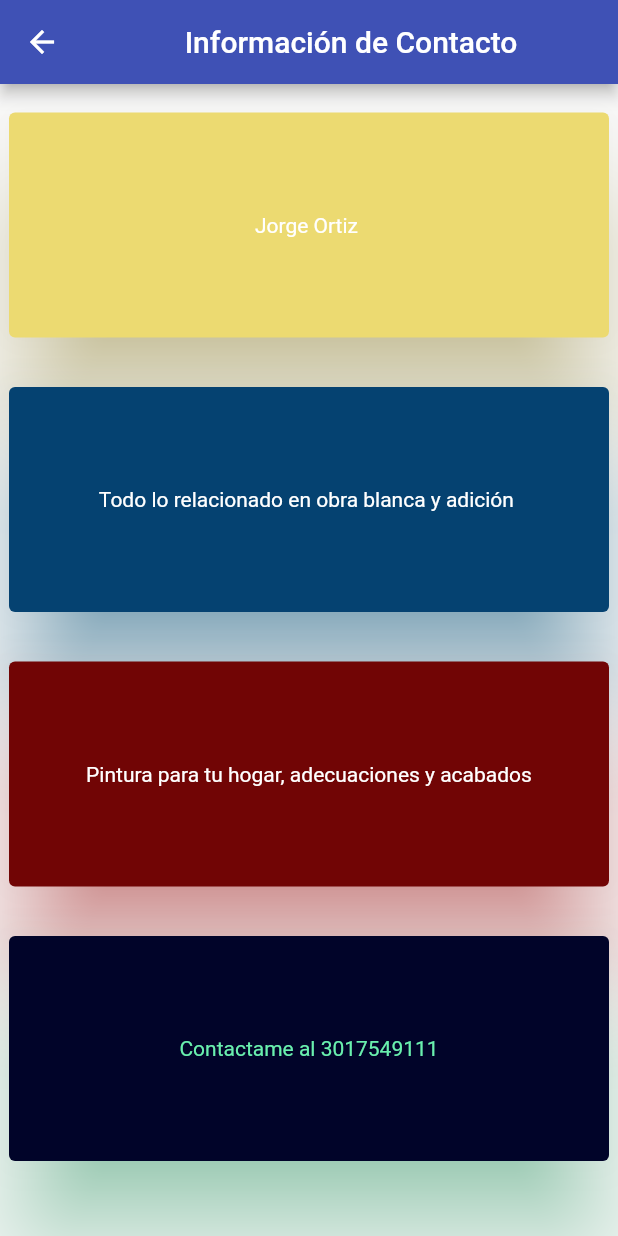
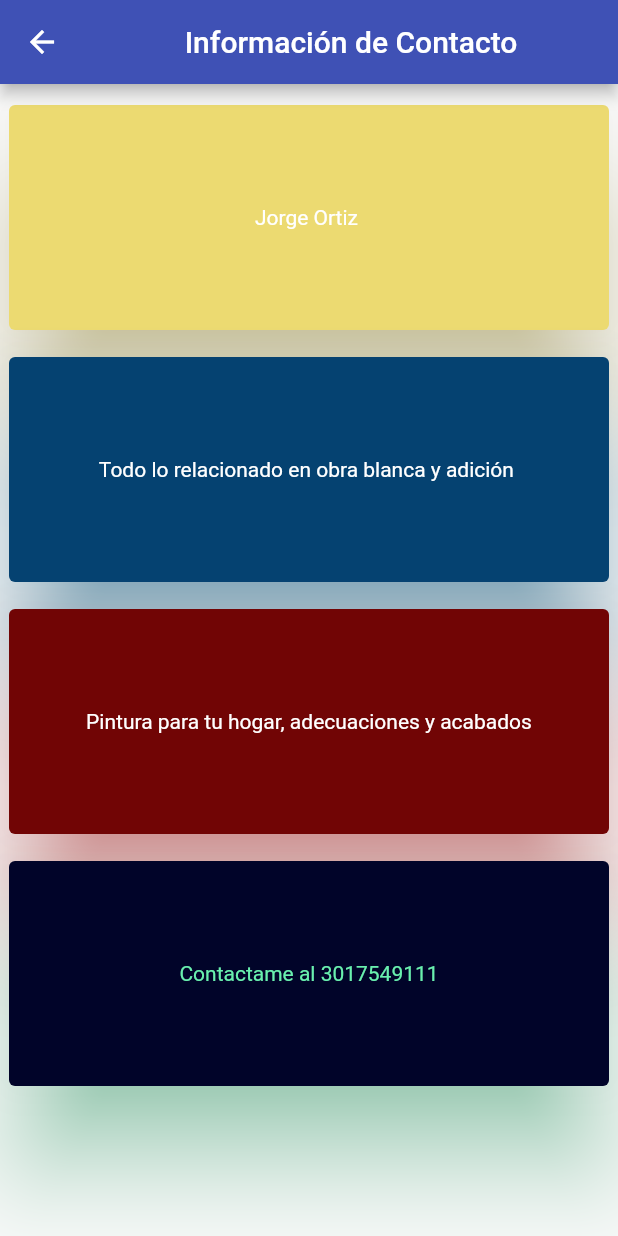
Before and after one commit to DiegoCP17/Entregable1, a Flutter app: the screen it shows after launch, after a tap on "Informacion de Contacto", on a phone screen of 412 x 824 dp. Run offline on Flutter 3.47's test engine with Material 2 defaults, Android fonts, the phone set to English and light mode, and no system bars.

Commit message:
Archivos del Proyecto

```diff
--- a/lib/main.dart
+++ b/lib/main.dart
@@ -1,4 +1,5 @@
 import 'package:flutter/material.dart';
+import 'package:reparacionesjo/ui/home/ImagePage.dart';
 import 'package:reparacionesjo/ui/home/botones_pages.dart';
 import 'package:reparacionesjo/ui/home/Home.Page.dart';
 
@@ -23,7 +24,7 @@ class MyApp extends StatelessWidget {
       routes: {
         'home': (BuildContext context) => HomePage(),
         'botones': (BuildContext context) => BotonesPage(),
-        'imagenes': (BuildContext context) => BotonesPage(),
+        'imagenes': (BuildContext context) => ImagenPage(),
       },
     );
   }
--- a/lib/ui/home/Home.Page.dart
+++ b/lib/ui/home/Home.Page.dart
@@ -36,7 +36,7 @@ class _HomePageState extends State<HomePage> {
               onTap: () {
                 Navigator.pushNamed(context, 'imagenes');
               },
-              leading: Icon(Icons.image_search),
+              leading: const Icon(Icons.image_search),
               title: const Center(child: Text("Nuestro Trabajo")),
               trailing: const Icon(Icons.keyboard_arrow_right),
             ),
--- a/lib/ui/home/botones_pages.dart
+++ b/lib/ui/home/botones_pages.dart
@@ -13,7 +13,7 @@ class BotonesPage extends StatelessWidget {
         // ignore: prefer_const_literals_to_create_immutables
         children: [
           const SizedBox(
-            height: 15,
+            height: 10,
           ),
           const Center(
             child: Card(
@@ -33,7 +33,7 @@ class BotonesPage extends StatelessWidget {
             ),
           ),
           const SizedBox(
-            height: 25,
+            height: 10,
           ),
           const Center(
             child: Card(
@@ -53,7 +53,7 @@ class BotonesPage extends StatelessWidget {
             ),
           ),
           const SizedBox(
-            height: 25,
+            height: 10,
           ),
           const Center(
             child: Card(
@@ -73,7 +73,7 @@ class BotonesPage extends StatelessWidget {
             ),
           ),
           const SizedBox(
-            height: 25,
+            height: 10,
           ),
           const Center(
             child: Card(
--- a/pubspec.yaml
+++ b/pubspec.yaml
@@ -58,9 +58,9 @@ flutter:
   # uses-material-design: true
 
   # To add assets to your application, add an assets section, like this:
+
   # assets:
   #   - assets/logojorge.jpg
-  #   - images/a_dot_ham.jpeg
 
   # An image asset can refer to one or more resolution-specific "variants", see
   # https://flutter.dev/assets-and-images/#resolution-aware
```
Also changed, not shown: lib/assets/logojorge.jpg (deleted), 1 other file.
